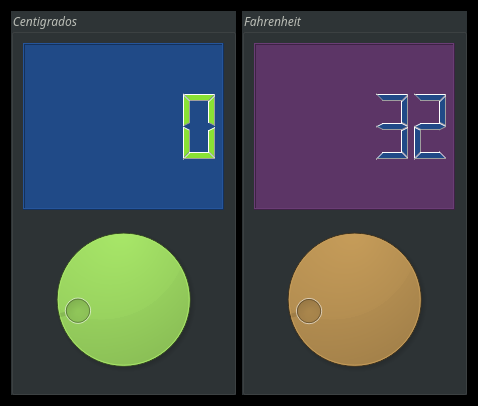
Above: conversor.ui from Danizet/Conversor_Temperatura_UI before the change. Below: the same form after it.
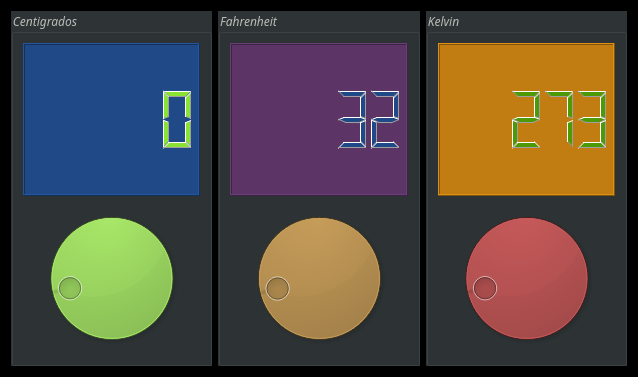
That is the form after the change.

Commit message: POner kelvin

```diff
--- a/conversor.ui
+++ b/conversor.ui
@@ -6,8 +6,8 @@
    <rect>
     <x>0</x>
     <y>0</y>
-    <width>478</width>
-    <height>406</height>
+    <width>638</width>
+    <height>377</height>
    </rect>
   </property>
   <property name="font">
@@ -99,11 +99,66 @@
         <property name="maximum">
          <number>210</number>
         </property>
+        <property name="value">
+         <number>32</number>
+        </property>
         <property name="sliderPosition">
          <number>32</number>
         </property>
         <property name="notchTarget">
-         <double>11.699999999999999</double>
+         <double>3.699999999999999</double>
+        </property>
+       </widget>
+      </item>
+     </layout>
+    </widget>
+   </item>
+   <item>
+    <widget class="QGroupBox" name="groupBox_3">
+     <property name="styleSheet">
+      <string notr="true">background-color: rgb(46, 52, 54);</string>
+     </property>
+     <property name="title">
+      <string>Kelvin</string>
+     </property>
+     <layout class="QVBoxLayout" name="verticalLayout_3">
+      <item>
+       <widget class="QLCDNumber" name="outKel">
+        <property name="cursor">
+         <cursorShape>BlankCursor</cursorShape>
+        </property>
+        <property name="styleSheet">
+         <string notr="true">color: rgb(78, 154, 6);
+background-color: rgb(193, 125, 17);</string>
+        </property>
+        <property name="intValue" stdset="0">
+         <number>273</number>
+        </property>
+       </widget>
+      </item>
+      <item>
+       <widget class="QDial" name="inKel">
+        <property name="layoutDirection">
+         <enum>Qt::LeftToRight</enum>
+        </property>
+        <property name="styleSheet">
+         <string notr="true">color: rgb(117, 80, 123);
+background-color: rgb(164, 0, 0);</string>
+        </property>
+        <property name="minimum">
+         <number>255</number>
+        </property>
+        <property name="maximum">
+         <number>372</number>
+        </property>
+        <property name="value">
+         <number>273</number>
+        </property>
+        <property name="sliderPosition">
+         <number>273</number>
+        </property>
+        <property name="notchTarget">
+         <double>3.699999999999999</double>
         </property>
        </widget>
       </item>
```
Left out of the diff: 16 changed lines with no effect on the pictures. The commit also changes 3 other files.
